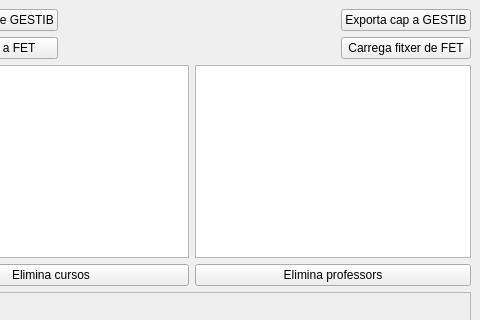
This is mainwindow.ui in pnegre/XESFET as Qt 5 draws it before an edit; both pictures show x 96 to 576 and y 0 to 320 of the 576 by 543 pixel window. The edited form follows.
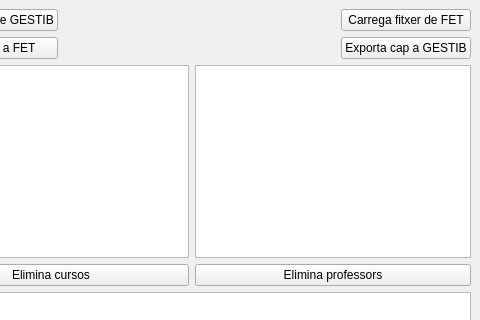
This is the edited form.

Commit message: Petits canvis

The edit to the form file:
```diff
--- a/mainwindow.ui
+++ b/mainwindow.ui
@@ -68,19 +68,6 @@
       </item>
       <item>
        <layout class="QVBoxLayout" name="verticalLayout_2">
-        <item>
-         <widget class="QPushButton" name="pushButton_2">
-          <property name="maximumSize">
-           <size>
-            <width>179</width>
-            <height>29</height>
-           </size>
-          </property>
-          <property name="text">
-           <string>Exporta cap a GESTIB</string>
-          </property>
-         </widget>
-        </item>
         <item>
          <widget class="QPushButton" name="but_import_2">
           <property name="maximumSize">
@@ -94,6 +81,19 @@
           </property>
          </widget>
         </item>
+        <item>
+         <widget class="QPushButton" name="pushButton_2">
+          <property name="maximumSize">
+           <size>
+            <width>179</width>
+            <height>29</height>
+           </size>
+          </property>
+          <property name="text">
+           <string>Exporta cap a GESTIB</string>
+          </property>
+         </widget>
+        </item>
        </layout>
       </item>
      </layout>
@@ -133,7 +133,10 @@
     <item row="2" column="0">
      <widget class="QTextEdit" name="console">
       <property name="enabled">
-       <bool>false</bool>
+       <bool>true</bool>
+      </property>
+      <property name="readOnly">
+       <bool>true</bool>
       </property>
      </widget>
     </item>
```
The commit also changes 2 other files.
